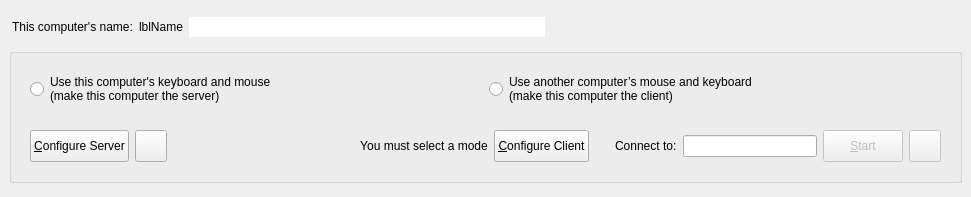
Qt form src/lib/gui/MainWindow.ui (deskflow/deskflow) before a commit.
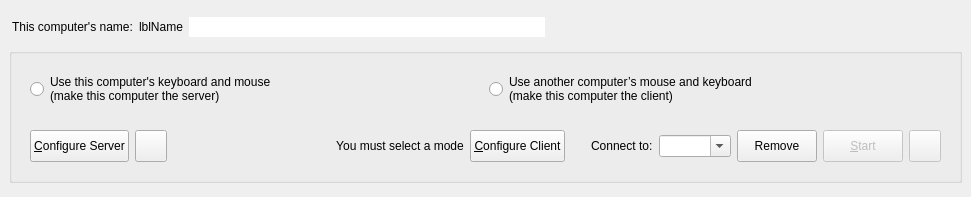
The same form after that commit. Icons and pictures are not drawn.

```diff
--- a/src/lib/gui/MainWindow.ui
+++ b/src/lib/gui/MainWindow.ui
@@ -399,7 +399,7 @@
               </widget>
              </item>
              <item>
-              <widget class="QLineEdit" name="lineHostname">
+              <widget class="QComboBox" name="comboHostname">
                <property name="minimumSize">
                 <size>
                  <width>0</width>
@@ -408,6 +408,40 @@
                </property>
                <property name="toolTip">
                 <string>&lt;html&gt;Hostname or IP address of the server computer.&lt;br/&gt;May contain a comma seperated list.&lt;/html&gt;</string>
+               </property>
+               <property name="editable">
+                <bool>true</bool>
+               </property>
+               <property name="insertPolicy">
+                <enum>QComboBox::NoInsert</enum>
+               </property>
+              </widget>
+             </item>
+             <item>
+              <widget class="QPushButton" name="btnRemoveHostname">
+               <property name="sizePolicy">
+                <sizepolicy hsizetype="Maximum" vsizetype="Fixed">
+                 <horstretch>0</horstretch>
+                 <verstretch>0</verstretch>
+                </sizepolicy>
+               </property>
+               <property name="minimumSize">
+                <size>
+                 <width>0</width>
+                 <height>32</height>
+                </size>
+               </property>
+               <property name="maximumSize">
+                <size>
+                 <width>16777215</width>
+                 <height>32</height>
+                </size>
+               </property>
+               <property name="toolTip">
+                <string>Remove saved hostname</string>
+               </property>
+               <property name="text">
+                <string>Remove</string>
                </property>
               </widget>
              </item>
```
